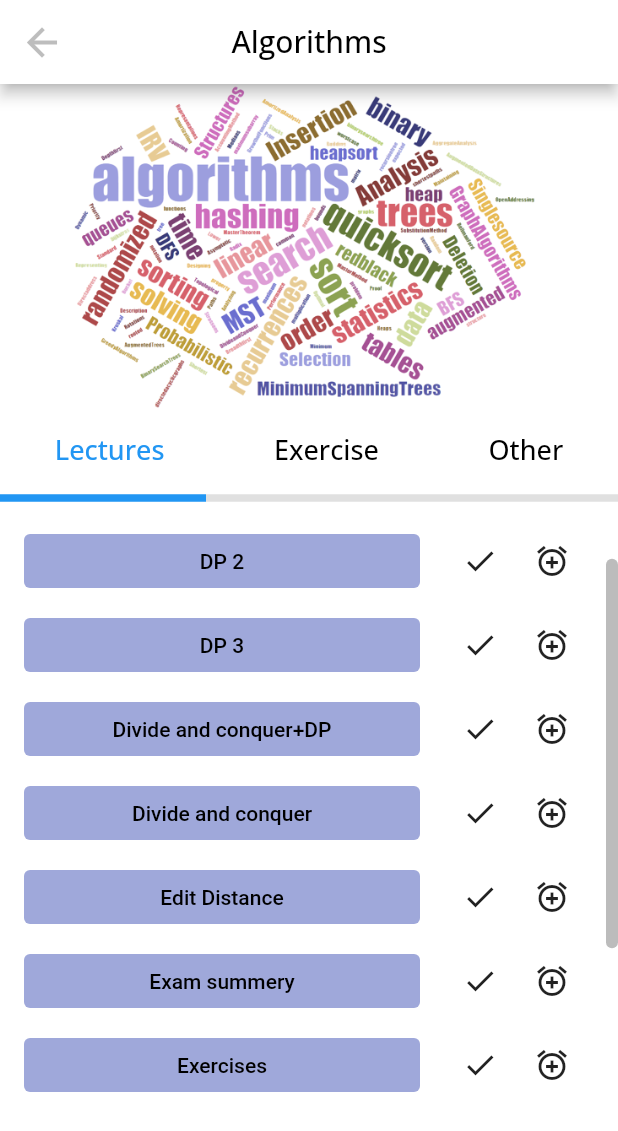
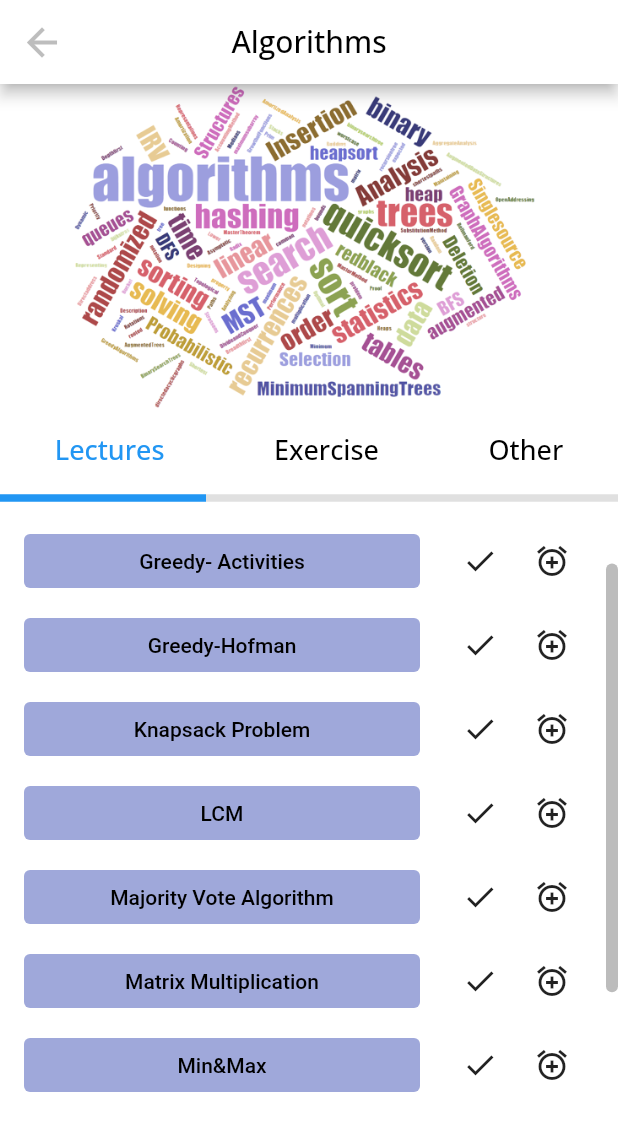
Before and after one commit to carmelBar24/brain, a Flutter app: the WorkbenchPage screen opened by its route, after a tap on "Algorithms", on a phone screen of 412 x 824 dp. Shown: the top 1131 px of the screen. Run offline on Flutter 3.47's test engine with Material 2 defaults, Android fonts, the phone set to English and light mode, and no system bars; drawn by our look-alikes of modal_progress_hud_nsn; our stand-ins replace animated_text_kit, cloud_firestore, firebase_auth, firebase_core, firebase_storage, gradient_borders and 2 more; missing offline and left inert: flutter_pdfview; accounts and stored records are empty; network calls fail.

Commit message:
update algo files

```diff
--- a/lib/constants.dart
+++ b/lib/constants.dart
@@ -1,8 +1,8 @@
 import 'package:flutter/material.dart';
 
 const  List algo=[
-  ['DP 1.pdf','DP 2.pdf','DP 3.pdf','Divide and conquer+DP.pdf','Divide and conquer.pdf',
-    'Edit Distance.pdf','Exam summery.pdf','Exercises.pdf','Greedy 2.pdf','Greedy.pdf','Moodle tests.pdf'],
+  ['Approximation algorithm.pdf','Greedy- Activities.pdf','Greedy-Hofman.pdf','Knapsack Problem.pdf','LCM.pdf',
+    'Majority Vote Algorithm.pdf','Matrix Multiplication.pdf','Min&Max.pdf','Minimum Spanning Tree.pdf','Randomize.pdf'],
   ['Dp.pdf','Dp 2.pdf','Greedy.pdf','KMP 1.pdf','KMP 2.pdf','KMP 3.pdf','Majority problem.pdf',
     'Random Algorithems.pdf','Vertex cover.pdf','The second largest.pdf'],
   ['DP 1.pdf','DP 2.pdf','DP 3.pdf','Divide and conquer+DP.pdf','Divide and conquer.pdf',
```
